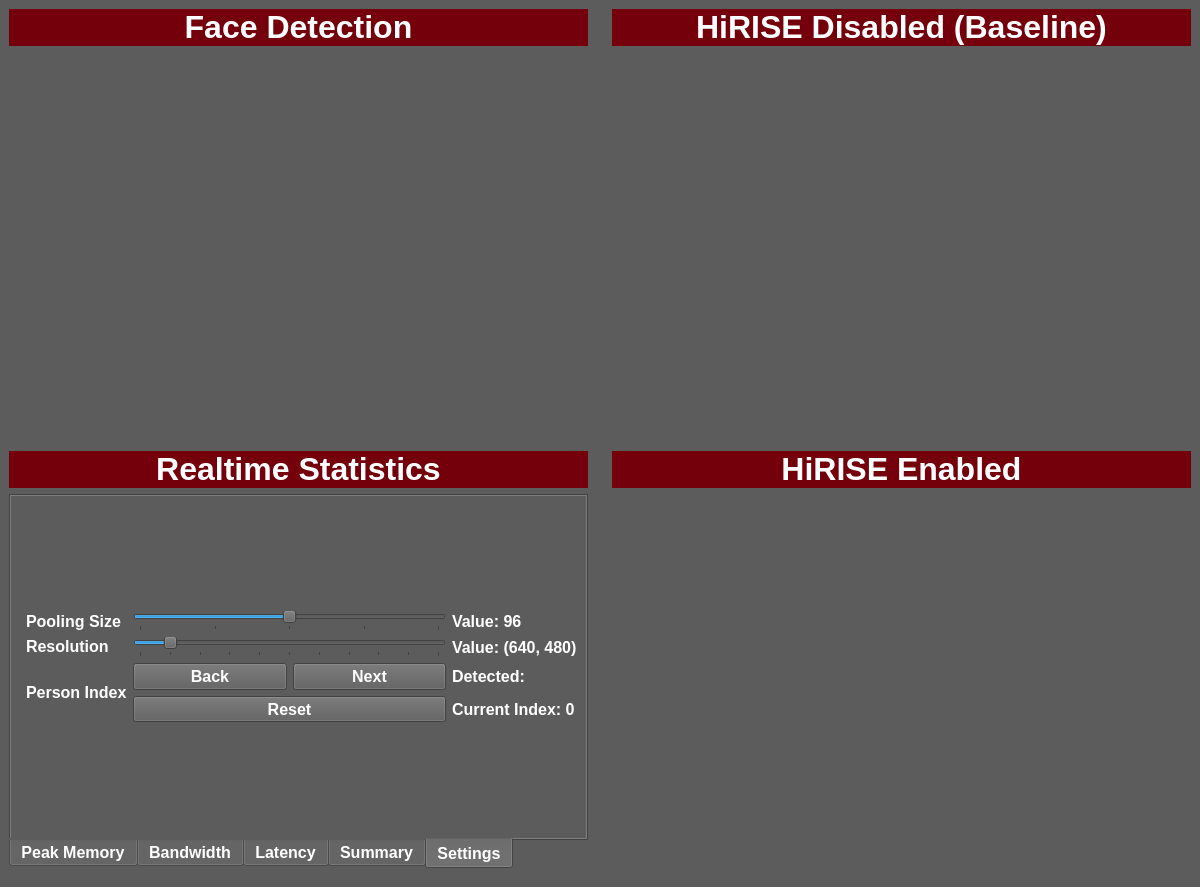
Before: the Qt Designer form src/ui/MainWindow.ui in iCAS-Lab/HiRISE-Demo, drawn with Qt 5.
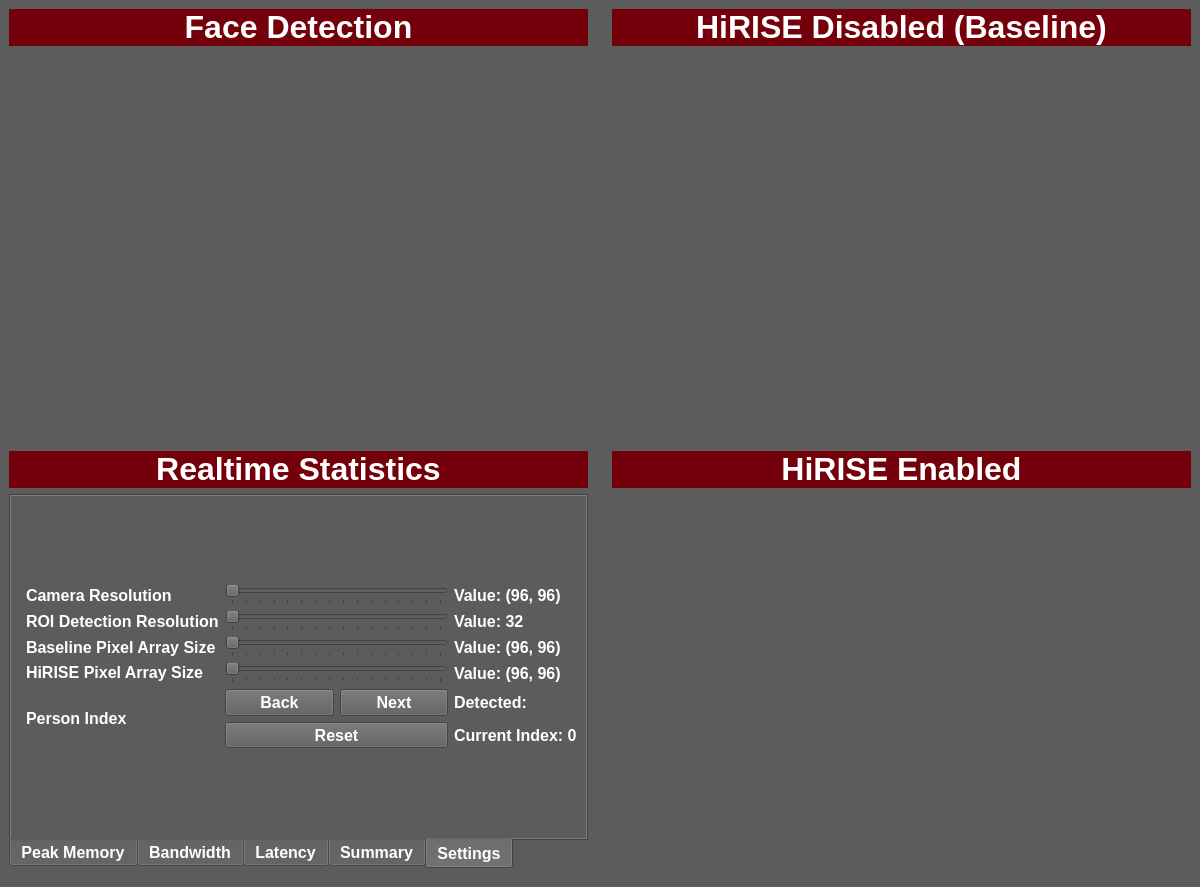
After: the same form once the commit is applied. Custom widgets are drawn as their Qt base class.

Commit message: Taking a brain break. Thought about adding a separate camera resolution slider. Need to think if this is useful. It should be good since the detection image resolution can be separate from the hirise pixel array.

The edit to the form file:
```diff
--- a/src/ui/MainWindow.ui
+++ b/src/ui/MainWindow.ui
@@ -286,92 +286,15 @@
           <layout class="QFormLayout" name="formLayout_3">
            <item row="0" column="1">
             <layout class="QGridLayout" name="gridLayout_6">
-             <item row="2" column="1">
-              <widget class="QSlider" name="resolutionSlider">
-               <property name="sizePolicy">
-                <sizepolicy hsizetype="Expanding" vsizetype="Fixed">
-                 <horstretch>0</horstretch>
-                 <verstretch>1</verstretch>
-                </sizepolicy>
-               </property>
-               <property name="minimum">
-                <number>0</number>
-               </property>
-               <property name="maximum">
-                <number>10</number>
-               </property>
-               <property name="singleStep">
-                <number>1</number>
-               </property>
-               <property name="pageStep">
-                <number>1</number>
-               </property>
-               <property name="value">
-                <number>1</number>
-               </property>
-               <property name="sliderPosition">
-                <number>1</number>
-               </property>
-               <property name="orientation">
-                <enum>Qt::Horizontal</enum>
-               </property>
-               <property name="tickPosition">
-                <enum>QSlider::TicksBelow</enum>
-               </property>
-               <property name="tickInterval">
-                <number>1</number>
-               </property>
-              </widget>
-             </item>
-             <item row="0" column="1">
-              <widget class="QSlider" name="poolingSlider">
-               <property name="sizePolicy">
-                <sizepolicy hsizetype="Expanding" vsizetype="Fixed">
-                 <horstretch>0</horstretch>
-                 <verstretch>1</verstretch>
-                </sizepolicy>
-               </property>
-               <property name="minimum">
-                <number>0</number>
-               </property>
-               <property name="maximum">
-                <number>4</number>
-               </property>
-               <property name="singleStep">
-                <number>1</number>
-               </property>
-               <property name="pageStep">
-                <number>1</number>
-               </property>
-               <property name="value">
-                <number>2</number>
-               </property>
-               <property name="orientation">
-                <enum>Qt::Horizontal</enum>
-               </property>
-               <property name="tickPosition">
-                <enum>QSlider::TicksBelow</enum>
-               </property>
-               <property name="tickInterval">
-                <number>1</number>
-               </property>
-              </widget>
-             </item>
-             <item row="0" column="0">
-              <widget class="QLabel" name="poolingSizeLabel">
-               <property name="sizePolicy">
-                <sizepolicy hsizetype="Preferred" vsizetype="Preferred">
-                 <horstretch>0</horstretch>
-                 <verstretch>1</verstretch>
-                </sizepolicy>
-               </property>
+             <item row="1" column="2">
+              <widget class="QLabel" name="detectionResolutionValue">
                <property name="text">
-                <string>Pooling Size</string>
+                <string>Value: 32</string>
                </property>
               </widget>
              </item>
-             <item row="3" column="0">
-              <widget class="QLabel" name="boundingBoxIndexLabel">
+             <item row="1" column="0">
+              <widget class="QLabel" name="detectionResolutionLabel">
                <property name="sizePolicy">
                 <sizepolicy hsizetype="Preferred" vsizetype="Preferred">
                  <horstretch>0</horstretch>
@@ -379,38 +302,11 @@
                 </sizepolicy>
                </property>
                <property name="text">
-                <string>Person Index</string>
+                <string>ROI Detection Resolution</string>
                </property>
               </widget>
              </item>
-             <item row="2" column="0">
-              <widget class="QLabel" name="resolutionLabel">
-               <property name="sizePolicy">
-                <sizepolicy hsizetype="Fixed" vsizetype="Fixed">
-                 <horstretch>0</horstretch>
-                 <verstretch>1</verstretch>
-                </sizepolicy>
-               </property>
-               <property name="text">
-                <string>Resolution</string>
-               </property>
-              </widget>
-             </item>
-             <item row="2" column="2">
-              <widget class="QLabel" name="resolutionValue">
-               <property name="text">
-                <string>Value: (640, 480)</string>
-               </property>
-              </widget>
-             </item>
-             <item row="0" column="2">
-              <widget class="QLabel" name="poolValue">
-               <property name="text">
-                <string>Value: 96</string>
-               </property>
-              </widget>
-             </item>
-             <item row="3" column="1">
+             <item row="5" column="1">
               <layout class="QGridLayout" name="gridLayout_7">
                <item row="0" column="1">
                 <widget class="QPushButton" name="nextFace">
@@ -435,7 +331,111 @@
                </item>
               </layout>
              </item>
-             <item row="3" column="2">
+             <item row="1" column="1">
+              <widget class="QSlider" name="detectionResolutionSlider">
+               <property name="sizePolicy">
+                <sizepolicy hsizetype="Expanding" vsizetype="Fixed">
+                 <horstretch>0</horstretch>
+                 <verstretch>1</verstretch>
+                </sizepolicy>
+               </property>
+               <property name="minimum">
+                <number>0</number>
+               </property>
+               <property name="maximum">
+                <number>15</number>
+               </property>
+               <property name="singleStep">
+                <number>1</number>
+               </property>
+               <property name="pageStep">
+                <number>1</number>
+               </property>
+               <property name="value">
+                <number>0</number>
+               </property>
+               <property name="orientation">
+                <enum>Qt::Horizontal</enum>
+               </property>
+               <property name="tickPosition">
+                <enum>QSlider::TicksBelow</enum>
+               </property>
+               <property name="tickInterval">
+                <number>1</number>
+               </property>
+              </widget>
+             </item>
+             <item row="4" column="1">
+              <widget class="QSlider" name="hirisePixelArraySlider">
+               <property name="sizePolicy">
+                <sizepolicy hsizetype="Expanding" vsizetype="Fixed">
+                 <horstretch>0</horstretch>
+                 <verstretch>1</verstretch>
+                </sizepolicy>
+               </property>
+               <property name="minimum">
+                <number>0</number>
+               </property>
+               <property name="maximum">
+                <number>15</number>
+               </property>
+               <property name="singleStep">
+                <number>1</number>
+               </property>
+               <property name="pageStep">
+                <number>1</number>
+               </property>
+               <property name="value">
+                <number>0</number>
+               </property>
+               <property name="sliderPosition">
+                <number>0</number>
+               </property>
+               <property name="orientation">
+                <enum>Qt::Horizontal</enum>
+               </property>
+               <property name="tickPosition">
+                <enum>QSlider::TicksBelow</enum>
+               </property>
+               <property name="tickInterval">
+                <number>1</number>
+               </property>
+              </widget>
+             </item>
+             <item row="4" column="0">
+              <widget class="QLabel" name="hirisePixelArrayLabel">
+               <property name="sizePolicy">
+                <sizepolicy hsizetype="Fixed" vsizetype="Fixed">
+                 <horstretch>0</horstretch>
+                 <verstretch>1</verstretch>
+                </sizepolicy>
+               </property>
+               <property name="text">
+                <string>HiRISE Pixel Array Size</string>
+               </property>
+              </widget>
+             </item>
+             <item row="5" column="0">
+              <widget class="QLabel" name="boundingBoxIndexLabel">
+               <property name="sizePolicy">
+                <sizepolicy hsizetype="Preferred" vsizetype="Preferred">
+                 <horstretch>0</horstretch>
+                 <verstretch>1</verstretch>
+                </sizepolicy>
+               </property>
+               <property name="text">
+                <string>Person Index</string>
+               </property>
+              </widget>
+             </item>
+             <item row="4" column="2">
+              <widget class="QLabel" name="hirisePixelArrayValue">
+               <property name="text">
+                <string>Value: (96, 96)</string>
+               </property>
+              </widget>
+             </item>
+             <item row="5" column="2">
               <layout class="QVBoxLayout" name="verticalLayout_2">
                <item>
                 <widget class="QLabel" name="facesDetected">
@@ -453,6 +453,69 @@
                </item>
               </layout>
              </item>
+             <item row="3" column="0">
+              <widget class="QLabel" name="baselinePixelArrayLabel">
+               <property name="text">
+                <string>Baseline Pixel Array Size</string>
+               </property>
+              </widget>
+             </item>
+             <item row="3" column="2">
+              <widget class="QLabel" name="baselinePixelArrayValue">
+               <property name="text">
+                <string>Value: (96, 96)</string>
+               </property>
+              </widget>
+             </item>
+             <item row="3" column="1">
+              <widget class="QSlider" name="baselinePixelArraySlider">
+               <property name="maximum">
+                <number>15</number>
+               </property>
+               <property name="pageStep">
+                <number>1</number>
+               </property>
+               <property name="value">
+                <number>0</number>
+               </property>
+               <property name="orientation">
+                <enum>Qt::Horizontal</enum>
+               </property>
+               <property name="tickPosition">
+                <enum>QSlider::TicksBelow</enum>
+               </property>
+              </widget>
+             </item>
+             <item row="0" column="0">
+              <widget class="QLabel" name="cameraResolutionLabel">
+               <property name="text">
+                <string>Camera Resolution</string>
+               </property>
+              </widget>
+             </item>
+             <item row="0" column="2">
+              <widget class="QLabel" name="cameraResolutionValue">
+               <property name="text">
+                <string>Value: (96, 96)</string>
+               </property>
+              </widget>
+             </item>
+             <item row="0" column="1">
+              <widget class="QSlider" name="cameraResolutionSlider">
+               <property name="maximum">
+                <number>15</number>
+               </property>
+               <property name="pageStep">
+                <number>1</number>
+               </property>
+               <property name="orientation">
+                <enum>Qt::Horizontal</enum>
+               </property>
+               <property name="tickPosition">
+                <enum>QSlider::TicksBelow</enum>
+               </property>
+              </widget>
+             </item>
             </layout>
            </item>
           </layout>
```
The commit also changes 3 other files.
